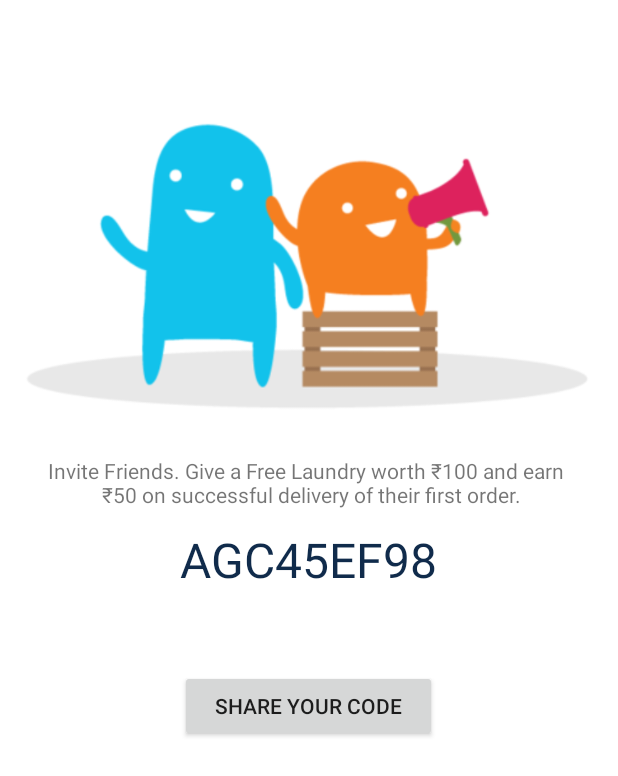
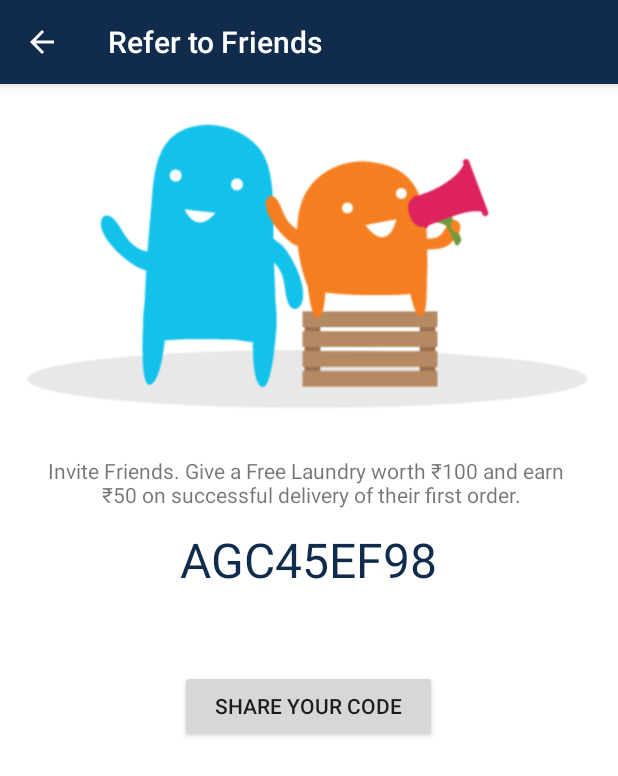
Before and after one commit to teamOSC/dhodu-android, an Android app: the ReferActivity screen opened directly, with no data from a screen before it, on a phone screen of 412 x 824 dp. Shown: the top 776 px of the screen. Run offline under Robolectric (Android 15) with nearby library versions, the phone set to English and light mode, and no system bars; our stand-ins replace CircleImageView.

Commit message:
added toolbars

```diff
--- a/app/src/main/java/com/dhodu/android/RateCardActivity.java
+++ b/app/src/main/java/com/dhodu/android/RateCardActivity.java
@@ -4,6 +4,7 @@ import android.os.Bundle;
 import android.support.v7.app.AppCompatActivity;
 import android.support.v7.widget.LinearLayoutManager;
 import android.support.v7.widget.RecyclerView;
+import android.support.v7.widget.Toolbar;
 import android.view.View;
 import android.widget.AdapterView;
 import android.widget.ArrayAdapter;
@@ -27,6 +28,10 @@ public class RateCardActivity extends AppCompatActivity {
     protected void onCreate(Bundle savedInstanceState) {
         super.onCreate(savedInstanceState);
         setContentView(R.layout.activity_rate_card);
+
+        Toolbar toolbar = (Toolbar) findViewById(R.id.toolbar);
+        setSupportActionBar(toolbar);
+        getSupportActionBar().setDisplayHomeAsUpEnabled(true);
 
         recyclerView = (RecyclerView) findViewById(R.id.recycler_view);
         recyclerView.setLayoutManager(new LinearLayoutManager(this));
--- a/app/src/main/java/com/dhodu/android/ReferActivity.java
+++ b/app/src/main/java/com/dhodu/android/ReferActivity.java
@@ -3,6 +3,7 @@ package com.dhodu.android;
 import android.content.Intent;
 import android.os.Bundle;
 import android.support.v7.app.AppCompatActivity;
+import android.support.v7.widget.Toolbar;
 import android.view.View;
 import android.widget.Button;
 import android.widget.TextView;
@@ -14,6 +15,11 @@ public class ReferActivity extends AppCompatActivity {
     protected void onCreate(Bundle savedInstanceState) {
         super.onCreate(savedInstanceState);
         setContentView(R.layout.activity_refer);
+
+        Toolbar toolbar = (Toolbar) findViewById(R.id.toolbar);
+        setSupportActionBar(toolbar);
+        getSupportActionBar().setDisplayHomeAsUpEnabled(true);
+
         Button shareCode = (Button) findViewById(R.id.share_code);
         final TextView code = (TextView) findViewById(R.id.referral_code);
 
--- a/app/src/main/res/layout/activity_refer.xml
+++ b/app/src/main/res/layout/activity_refer.xml
@@ -1,43 +1,56 @@
 <RelativeLayout xmlns:android="http://schemas.android.com/apk/res/android"
-    xmlns:tools="http://schemas.android.com/tools" android:layout_width="match_parent"
+    xmlns:app="http://schemas.android.com/apk/res-auto"
+    xmlns:tools="http://schemas.android.com/tools"
+    android:layout_width="match_parent"
     android:layout_height="match_parent"
     tools:context="com.dhodu.android.ReferActivity">
 
-    <ImageView
+    <android.support.v7.widget.Toolbar
+        android:id="@+id/toolbar"
         android:layout_width="match_parent"
         android:layout_height="wrap_content"
-        android:src="@drawable/referral"
-        android:id="@+id/imageView3" />
+        android:layout_gravity="top"
+        android:background="@color/dhodu_primary"
+        android:elevation="5dp"
+        android:minHeight="?attr/actionBarSize"
+        app:popupTheme="@style/ThemeOverlay.AppCompat.Light"
+        app:theme="@style/ThemeOverlay.AppCompat.Dark.ActionBar" />
+
+    <ImageView
+        android:id="@+id/imageView3"
+        android:layout_width="match_parent"
+        android:layout_height="wrap_content"
+        android:src="@drawable/referral" />
 
     <TextView
         android:id="@+id/textView"
         android:layout_width="wrap_content"
         android:layout_height="wrap_content"
+        android:layout_below="@+id/imageView3"
+        android:layout_centerHorizontal="true"
         android:gravity="center"
-        android:text="Invite Friends. Give a Free Laundry worth ₹100 and earn \n ₹50 on successful delivery of their first order."
-        android:layout_below="@+id/imageView3"
-        android:layout_centerHorizontal="true" />
+        android:text="Invite Friends. Give a Free Laundry worth ₹100 and earn \n ₹50 on successful delivery of their first order." />
 
     <TextView
+        android:id="@+id/referral_code"
         android:layout_width="wrap_content"
         android:layout_height="wrap_content"
+        android:layout_below="@+id/textView"
+        android:layout_centerHorizontal="true"
+        android:layout_margin="12dp"
         android:text="AGC45EF98"
-        android:layout_margin="12dp"
-        android:textSize="32sp"
         android:textColor="@color/dhodu_primary_dark"
-        android:id="@+id/referral_code"
-        android:layout_below="@+id/textView"
-        android:layout_centerHorizontal="true" />
+        android:textSize="32sp" />
 
     <Button
+        android:id="@+id/share_code"
         android:layout_width="wrap_content"
         android:layout_height="wrap_content"
-        android:text="Share your code"
-        android:id="@+id/share_code"
+        android:layout_alignEnd="@+id/referral_code"
+        android:layout_alignLeft="@+id/referral_code"
+        android:layout_alignRight="@+id/referral_code"
+        android:layout_alignStart="@+id/referral_code"
+        android:layout_below="@+id/referral_code"
         android:layout_marginTop="40dp"
-        android:layout_below="@+id/referral_code"
-        android:layout_alignLeft="@+id/referral_code"
-        android:layout_alignStart="@+id/referral_code"
-        android:layout_alignRight="@+id/referral_code"
-        android:layout_alignEnd="@+id/referral_code" />
+        android:text="Share your code" />
 </RelativeLayout>
--- a/app/src/main/res/values/strings.xml
+++ b/app/src/main/res/values/strings.xml
@@ -27,6 +27,6 @@
     <string name="hello_blank_fragment">Hello blank fragment</string>
     <string name="title_activity_splash">SplashActivity</string>
     <string name="title_activity_my_addresses">MyAddressesActivity</string>
-    <string name="title_activity_rate_card">RateCardActivity</string>
-    <string name="title_activity_refer">ReferActivity</string>
+    <string name="title_activity_rate_card">Rate Card</string>
+    <string name="title_activity_refer">Refer to Friends</string>
 </resources>
```
Also changed, not shown: app/src/main/res/layout/activity_rate_card.xml (+19 -10 lines).
